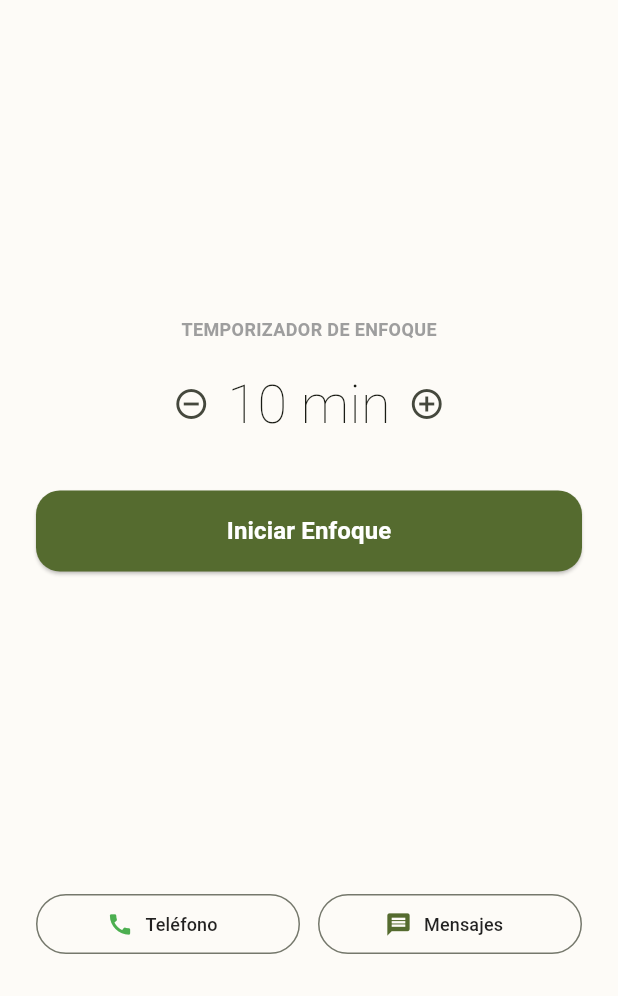
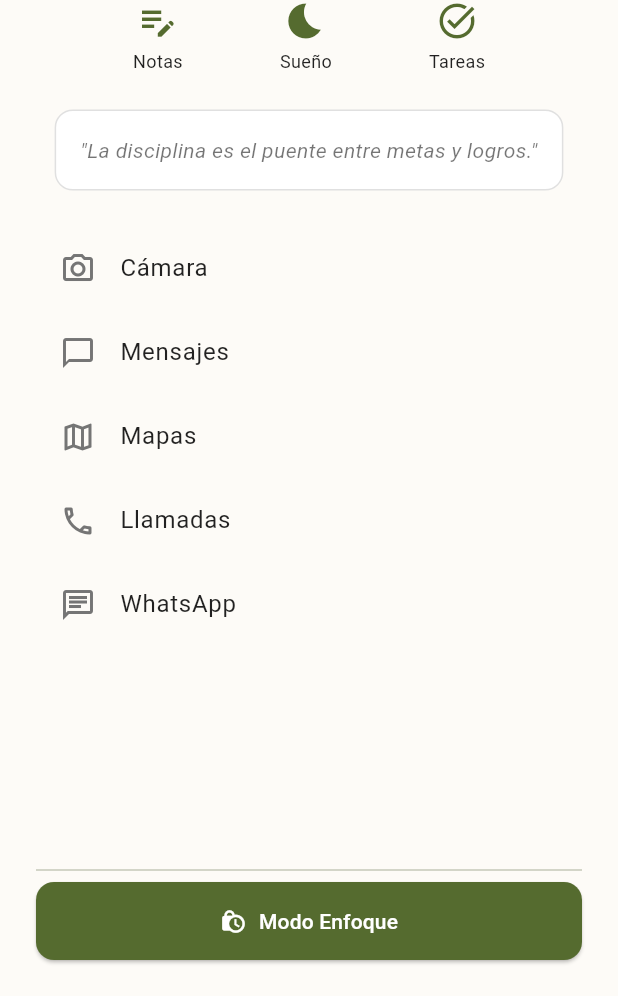
Before and after one commit to OEMBbrr/AntiProcrastinacionUI, a Flutter app: the screen it shows after launch, on a phone screen of 412 x 824 dp, the part 240-1236 px from its top. Run offline on Flutter 3.47's test engine with Material 3 defaults, Android fonts, the phone set to English and light mode, and no system bars.

Commit message:
feat: implement iOS launcher UI base

```diff
--- a/lib/main.dart
+++ b/lib/main.dart
@@ -135,48 +135,75 @@ class _MainLockScreenState extends State<MainLockScreen> {
                   ),
                 ],
               ),
-              const Spacer(),
-              // Central Block
+              // Hub Minimalista o Temporizador
               if (!isLocked)
-                Column(
+                Expanded(
+                  child: Column(
+                    mainAxisAlignment: MainAxisAlignment.spaceEvenly,
                     children: [
-                    const Text('TEMPORIZADOR DE ENFOQUE', style: TextStyle(fontSize: 12, fontWeight: FontWeight.bold, color: Colors.grey)),
-                    const SizedBox(height: 16),
+                      // Top Bar (Apps propias)
                       Row(
-                      mainAxisAlignment: MainAxisAlignment.center,
+                        mainAxisAlignment: MainAxisAlignment.spaceEvenly,
                         children: [
-                        IconButton(
-                          onPressed: () {
-                            if (targetDurationMinutes > 5) {
-                              setState(() => targetDurationMinutes -= 5);
-                            }
-                          },
-                          icon: const Icon(Icons.remove_circle_outline),
-                        ),
-                        Text('$targetDurationMinutes min', style: const TextStyle(fontSize: 36, fontWeight: FontWeight.w200)),
-                        IconButton(
-                          onPressed: () {
-                            setState(() => targetDurationMinutes += 5);
-                          },
-                          icon: const Icon(Icons.add_circle_outline),
-                        ),
+                          _buildPropiaApp(Icons.edit_note, "Notas"),
+                          _buildPropiaApp(Icons.bedtime, "Sueño"),
+                          _buildPropiaApp(Icons.task_alt, "Tareas"),
                         ],
                       ),
-                    const SizedBox(height: 32),
-                    ElevatedButton(
-                      onPressed: startLock,
+                      const SizedBox(height: 24),
+                      // Frase
+                      Container(
+                        padding: const EdgeInsets.all(16),
+                        decoration: BoxDecoration(
+                          color: Colors.white,
+                          borderRadius: BorderRadius.circular(12),
+                          border: Border.all(color: Colors.grey.shade300),
+                        ),
+                        child: const Text(
+                          '"La disciplina es el puente entre metas y logros."',
+                          style: TextStyle(fontStyle: FontStyle.italic, color: Colors.black54),
+                          textAlign: TextAlign.center,
+                        ),
+                      ),
+                      const SizedBox(height: 24),
+                      // Cajón de apps esenciales (simuladas)
+                      Expanded(
+                        child: ListView(
+                          children: [
+                            _buildAppItem(Icons.camera_alt_outlined, "Cámara"),
+                            _buildAppItem(Icons.chat_bubble_outline, "Mensajes"),
+                            _buildAppItem(Icons.map_outlined, "Mapas"),
+                            _buildAppItem(Icons.phone_outlined, "Llamadas"),
+                            _buildAppItem(Icons.chat_outlined, "WhatsApp"),
+                          ],
+                        ),
+                      ),
+                      // Modos
+                      const Divider(),
+                      Row(
+                        children: [
+                          Expanded(
+                            child: ElevatedButton.icon(
+                              onPressed: () => _showFocusSetupModal(context),
+                              icon: const Icon(Icons.lock_clock),
+                              label: const Text('Modo Enfoque'),
                               style: ElevatedButton.styleFrom(
                                 backgroundColor: const Color(0xFF556B2F),
                                 foregroundColor: Colors.white,
-                        minimumSize: const Size.fromHeight(54),
-                        shape: RoundedRectangleBorder(borderRadius: BorderRadius.circular(16)),
+                                padding: const EdgeInsets.symmetric(vertical: 16),
+                                shape: RoundedRectangleBorder(borderRadius: BorderRadius.circular(12)),
                               ),
-                      child: const Text('Iniciar Enfoque', style: TextStyle(fontSize: 16, fontWeight: FontWeight.bold)),
+                            ),
                           ),
                         ],
                       )
+                    ],
+                  ),
+                )
               else
-                Column(
+                Expanded(
+                  child: Column(
+                    mainAxisAlignment: MainAxisAlignment.center,
                     children: [
                       Text(
                         formatDuration(remainingSeconds),
@@ -188,7 +215,7 @@ class _MainLockScreenState extends State<MainLockScreen> {
                         textAlign: TextAlign.center,
                         style: TextStyle(color: Colors.grey, fontSize: 13),
                       ),
-                    const SizedBox(height: 32),
+                      const SizedBox(height: 48),
                       if (remainingSeconds > 0) ...[
                         OutlinedButton(
                           onPressed: () => _showLongChallengeModal(context),
@@ -224,26 +251,6 @@ class _MainLockScreenState extends State<MainLockScreen> {
                       ],
                     ],
                   ),
-              const Spacer(),
-              // Emergency Footer
-              Row(
-                children: [
-                  Expanded(
-                    child: OutlinedButton.icon(
-                      onPressed: () {},
-                      icon: const Icon(Icons.call, color: Colors.green, size: 18),
-                      label: const Text('Teléfono', style: TextStyle(fontSize: 12, color: Colors.black87)),
-                    ),
-                  ),
-                  const SizedBox(width: 12),
-                  Expanded(
-                    child: OutlinedButton.icon(
-                      onPressed: () {},
-                      icon: const Icon(Icons.message, color: Color(0xFF556B2F), size: 18),
-                      label: const Text('Mensajes', style: TextStyle(fontSize: 12, color: Colors.black87)),
-                    ),
-                  ),
-                ],
                 ),
             ],
           ),
@@ -339,4 +346,83 @@ class _MainLockScreenState extends State<MainLockScreen> {
       ),
     );
   }
+
+  Widget _buildPropiaApp(IconData icon, String label) {
+    return Column(
+      children: [
+        Icon(icon, color: const Color(0xFF556B2F), size: 28),
+        const SizedBox(height: 4),
+        Text(label, style: const TextStyle(fontSize: 12, color: Colors.black87)),
+      ],
+    );
   }
+
+  Widget _buildAppItem(IconData icon, String name) {
+    return ListTile(
+      leading: Icon(icon, color: Colors.grey.shade600),
+      title: Text(name, style: const TextStyle(color: Colors.black87, fontWeight: FontWeight.w400)),
+      onTap: () {
+        ScaffoldMessenger.of(context).showSnackBar(SnackBar(content: Text('Abriendo $name...')));
+      },
+    );
+  }
+
+  void _showFocusSetupModal(BuildContext context) {
+    showModalBottomSheet(
+      context: context,
+      backgroundColor: const Color(0xFFFDFBF7),
+      shape: const RoundedRectangleBorder(borderRadius: BorderRadius.vertical(top: Radius.circular(20))),
+      builder: (ctx) => StatefulBuilder(
+        builder: (ctx, setModalState) {
+          return Padding(
+            padding: const EdgeInsets.all(24.0),
+            child: Column(
+              mainAxisSize: MainAxisSize.min,
+              children: [
+                const Text('CONFIGURAR MODO ENFOQUE', style: TextStyle(fontSize: 14, fontWeight: FontWeight.bold, color: Colors.grey)),
+                const SizedBox(height: 24),
+                Row(
+                  mainAxisAlignment: MainAxisAlignment.center,
+                  children: [
+                    IconButton(
+                      onPressed: () {
+                        if (targetDurationMinutes > 5) {
+                          setModalState(() => targetDurationMinutes -= 5);
+                          setState(() => targetDurationMinutes = targetDurationMinutes);
+                        }
+                      },
+                      icon: const Icon(Icons.remove_circle_outline),
+                    ),
+                    Text('$targetDurationMinutes min', style: const TextStyle(fontSize: 36, fontWeight: FontWeight.w200)),
+                    IconButton(
+                      onPressed: () {
+                        setModalState(() => targetDurationMinutes += 5);
+                        setState(() => targetDurationMinutes = targetDurationMinutes);
+                      },
+                      icon: const Icon(Icons.add_circle_outline),
+                    ),
+                  ],
+                ),
+                const SizedBox(height: 32),
+                ElevatedButton(
+                  onPressed: () {
+                    Navigator.pop(ctx);
+                    startLock();
+                  },
+                  style: ElevatedButton.styleFrom(
+                    backgroundColor: const Color(0xFF556B2F),
+                    foregroundColor: Colors.white,
+                    minimumSize: const Size.fromHeight(54),
+                    shape: RoundedRectangleBorder(borderRadius: BorderRadius.circular(16)),
+                  ),
+                  child: const Text('Iniciar Enfoque', style: TextStyle(fontSize: 16, fontWeight: FontWeight.bold)),
+                ),
+                const SizedBox(height: 24),
+              ],
+            ),
+          );
+        }
+      ),
+    );
+  }
+}
```
Lines whose indentation alone changed are shown as unchanged.
